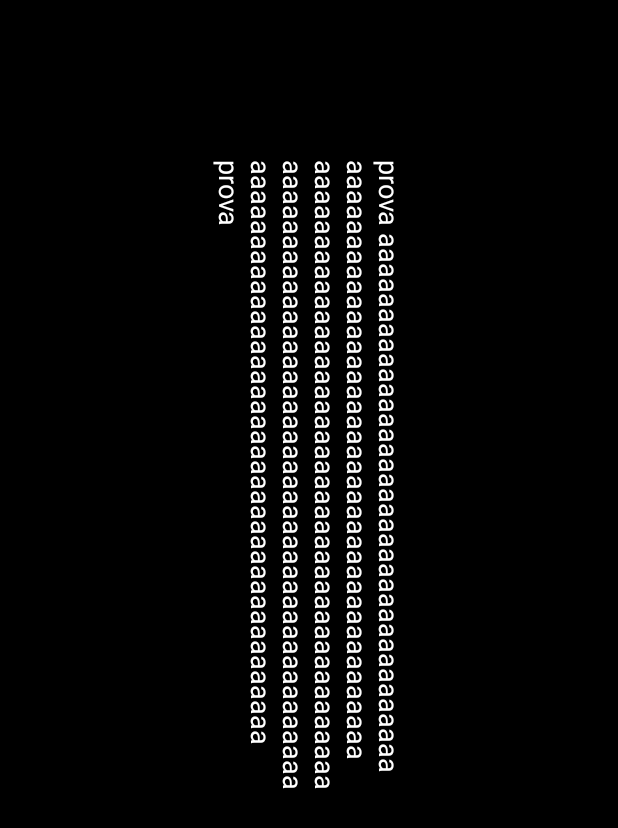
After one commit to DavideDAlessandri/Nubia2, an Android app: the SixthActivity screen opened directly, with no data from a screen before it, on a phone screen of 412 x 824 dp. The commit adds this screen. Shown: the top 828 px of the screen. Run offline under Robolectric (Android 15) with nearby library versions, the phone set to English and light mode, and no system bars; Roboto replaces fonts that are not available here.

Commit message:
25.11.2021 + debug screen

```diff
--- a/app/src/main/AndroidManifest.xml
+++ b/app/src/main/AndroidManifest.xml
@@ -24,6 +24,7 @@
         <activity android:name=".ThirdActivity"/>
         <activity android:name=".FourthActivity"/>
         <activity android:name=".FifthActivity"/>
+        <activity android:name=".SixthActivity"/>
 
         <service android:enabled="true" android:name=".MyService">
         </service>
--- a/app/src/main/java/com/example/nubia_multipage/MainActivity.java
+++ b/app/src/main/java/com/example/nubia_multipage/MainActivity.java
@@ -89,12 +89,11 @@ public class MainActivity extends AppCompatActivity {
                         MyService.messageToActivity="null";                                         //Set incoming message "null"
                         new Thread(new MainActivity.Thread1()).start();                             //Start thread 1 (read incoming message)
 
-                    }
+                        }
                 }, 1000); //1 seconds.
 
             }
         });
-
 
     }
 
--- a/app/src/main/java/com/example/nubia_multipage/MyService.java
+++ b/app/src/main/java/com/example/nubia_multipage/MyService.java
@@ -16,7 +16,7 @@ public class MyService extends Service {
 
     Thread Thread1 = null;
     String SERVER_IP = "192.168.100.2";
-    //String SERVER_IP = "192.168.1.2";
+    //String SERVER_IP = "192.168.100.10";
     int SERVER_PORT = 8080;
 
 
--- /dev/null
+++ b/app/src/main/java/com/example/nubia_multipage/SixthActivity.java
@@ -0,0 +1,21 @@
+package com.example.nubia_multipage;
+
+import android.os.Bundle;
+import android.view.Window;
+
+import androidx.appcompat.app.AppCompatActivity;
+
+public class SixthActivity extends AppCompatActivity {
+
+    @Override
+    protected void onCreate(Bundle savedInstanceState){
+        super.onCreate(savedInstanceState);
+        requestWindowFeature(Window.FEATURE_NO_TITLE);
+        getSupportActionBar().hide();
+        setContentView(R.layout.sixth_layout);
+
+
+        //to-do
+
+    }
+}
--- a/app/src/main/res/layout/fourth_layout.xml
+++ b/app/src/main/res/layout/fourth_layout.xml
@@ -34,14 +34,14 @@
             android:translationY="175dp" />
 
         <Button
-            android:id="@+id/sendData"
+            android:id="@+id/activitySixButton"
             style="@style/Widget.AppCompat.Button.Borderless"
             android:layout_width="wrap_content"
             android:layout_height="wrap_content"
+            android:layout_gravity="center"
             android:fontFamily="@font/ehsmb"
-            android:layout_gravity="center"
             android:rotation="90"
-            android:text="send"
+            android:text="Debug"
             android:textColor="#FFFFFF"
             android:textColorHint="#FFFFFF"
             android:textSize="25sp"
--- /dev/null
+++ b/app/src/main/res/layout/sixth_layout.xml
@@ -0,0 +1,41 @@
+<?xml version="1.0" encoding="utf-8"?>
+<LinearLayout xmlns:android="http://schemas.android.com/apk/res/android"
+    xmlns:app="http://schemas.android.com/apk/res-auto"
+    xmlns:tools="http://schemas.android.com/tools"
+    android:layout_width="match_parent"
+    android:layout_height="match_parent"
+    android:keepScreenOn="true">>
+
+    <FrameLayout
+        android:layout_width="match_parent"
+        android:layout_height="match_parent"
+        android:background="#000000"
+        app:layout_constraintBottom_toBottomOf="parent"
+        app:layout_constraintEnd_toEndOf="parent"
+        app:layout_constraintHorizontal_bias="1.0"
+        app:layout_constraintStart_toStartOf="parent"
+        app:layout_constraintTop_toTopOf="parent"
+        app:layout_constraintVertical_bias="0.0">
+
+        <TextView
+            android:id="@+id/tvMessages"
+            android:layout_width="450dp"
+            android:layout_height="wrap_content"
+            android:layout_gravity="center"
+            android:inputType="textMultiLine"
+            android:rotation="90"
+            android:text="prova aaaaaaaaaaaaaaaaaaaaaaaaaaaaaaaaaaaaaaaaaaaaaaaaaaaaaaaaaaaaaaaaaaaaaaaaaaaaaaaaaaaaaaaaaaaaaaaaaaaaaaaaaaaaaaaaaaaaaaaaaaaaaaaaaaaaaaaaaaaaaaaaaaaaaaaaaaaaaaaaaaaaaaaaaaaaaaaaaaaaaaaaaaaaaaaaaaaaaaa prova"
+            android:ellipsize="marquee"
+            android:marqueeRepeatLimit ="marquee_forever"
+            android:focusable="true"
+            android:focusableInTouchMode="true"
+            android:scrollHorizontally="true"
+            android:textAppearance="@style/Base.TextAppearance.AppCompat.Medium"
+            android:translationY="-80dp"
+            android:textColor="#FFFFFF"
+            android:textColorHint="#FFFFFF" />
+
+
+    </FrameLayout>
+
+</LinearLayout>
```
Also changed, not shown: app/src/main/java/com/example/nubia_multipage/FourthActivity.java (+12 -13 lines).
